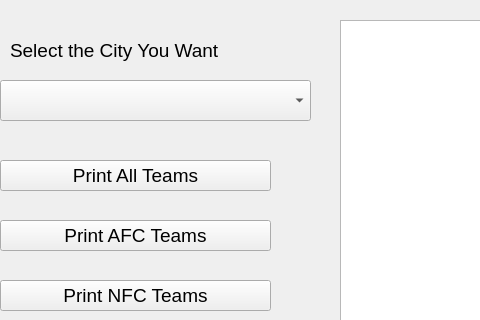
Old version of the form app/DisplayInfo.ui in the repository TheBeesKnees111/Gamer-Girls; both pictures show x 0 to 480 and y 0 to 320 of the 1449 by 772 pixel window.
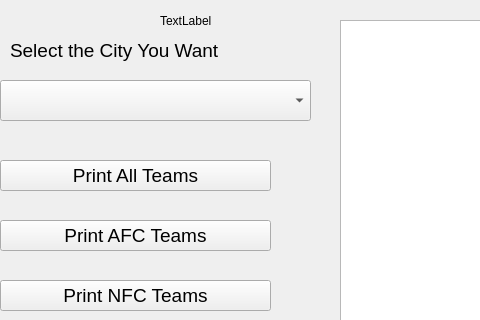
New version of the form.

Commit message: Total open roof stadiums displayed

What changed in the file:
```diff
--- a/app/DisplayInfo.ui
+++ b/app/DisplayInfo.ui
@@ -237,6 +237,19 @@
     </font>
    </property>
   </widget>
+  <widget class="QLabel" name="label_output_totals">
+   <property name="geometry">
+    <rect>
+     <x>160</x>
+     <y>10</y>
+     <width>141</width>
+     <height>21</height>
+    </rect>
+   </property>
+   <property name="text">
+    <string>TextLabel</string>
+   </property>
+  </widget>
  </widget>
  <resources/>
  <connections/>
```
Left out of the diff: 1 changed line with no effect on the pictures. The commit also changes 1 other file.
